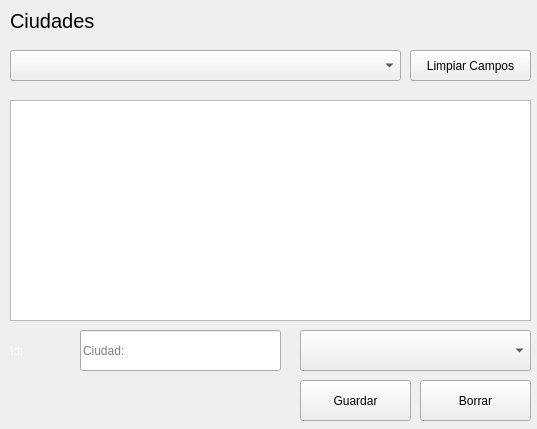
The window that gui/ui/jugadores.ui (Tar-Mairon24/ProyectoBDAdmin) describes before a commit, drawn with Qt 5.
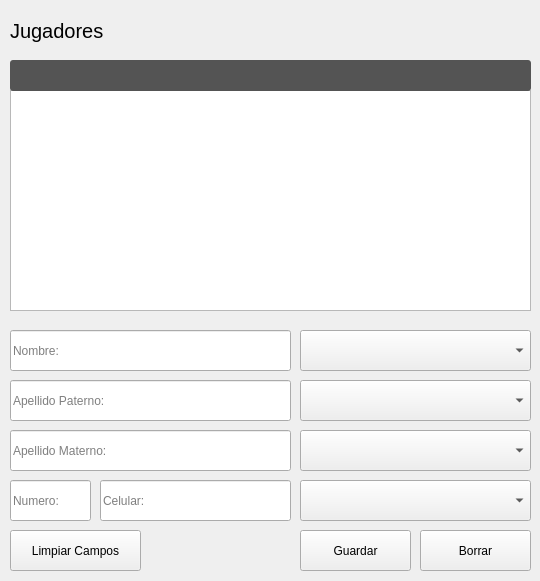
The same window after the commit.

Patch:
```diff
--- a/gui/ui/jugadores.ui
+++ b/gui/ui/jugadores.ui
@@ -6,31 +6,18 @@
    <rect>
     <x>0</x>
     <y>0</y>
-    <width>537</width>
-    <height>429</height>
+    <width>540</width>
+    <height>581</height>
    </rect>
   </property>
   <property name="windowTitle">
    <string>Ciudades</string>
   </property>
-  <widget class="QComboBox" name="comboBox">
-   <property name="geometry">
-    <rect>
-     <x>10</x>
-     <y>50</y>
-     <width>391</width>
-     <height>31</height>
-    </rect>
-   </property>
-   <property name="placeholderText">
-    <string>Ciudades:</string>
-   </property>
-  </widget>
   <widget class="QPushButton" name="botonGuardar">
    <property name="geometry">
     <rect>
      <x>300</x>
-     <y>380</y>
+     <y>530</y>
      <width>111</width>
      <height>41</height>
     </rect>
@@ -43,7 +30,7 @@
    <property name="geometry">
     <rect>
      <x>420</x>
-     <y>380</y>
+     <y>530</y>
      <width>111</width>
      <height>41</height>
     </rect>
@@ -56,7 +43,7 @@
    <property name="geometry">
     <rect>
      <x>10</x>
-     <y>0</y>
+     <y>10</y>
      <width>371</width>
      <height>41</height>
     </rect>
@@ -67,15 +54,15 @@
     </font>
    </property>
    <property name="text">
-    <string>Ciudades</string>
+    <string>Jugadores</string>
    </property>
   </widget>
   <widget class="QLineEdit" name="ciudad_text">
    <property name="geometry">
     <rect>
-     <x>80</x>
+     <x>10</x>
      <y>330</y>
-     <width>201</width>
+     <width>281</width>
      <height>41</height>
     </rect>
    </property>
@@ -83,47 +70,26 @@
     <string/>
    </property>
    <property name="placeholderText">
-    <string>Ciudad:</string>
+    <string>Nombre:</string>
    </property>
   </widget>
   <widget class="QTableWidget" name="tableWidget">
    <property name="geometry">
     <rect>
      <x>10</x>
-     <y>100</y>
+     <y>90</y>
      <width>521</width>
      <height>221</height>
     </rect>
    </property>
   </widget>
-  <widget class="QLabel" name="id_label">
-   <property name="geometry">
-    <rect>
-     <x>10</x>
-     <y>330</y>
-     <width>61</width>
-     <height>41</height>
-    </rect>
-   </property>
-   <property name="autoFillBackground">
-    <bool>true</bool>
-   </property>
-   <property name="styleSheet">
-    <string notr="true">color: rgb(255, 255, 255);
-
-</string>
-   </property>
-   <property name="text">
-    <string>Id:</string>
-   </property>
-  </widget>
   <widget class="QPushButton" name="LimpiarCampos">
    <property name="geometry">
     <rect>
-     <x>410</x>
-     <y>50</y>
-     <width>121</width>
-     <height>31</height>
+     <x>10</x>
+     <y>530</y>
+     <width>131</width>
+     <height>41</height>
     </rect>
    </property>
    <property name="text">
@@ -140,7 +106,136 @@
     </rect>
    </property>
    <property name="placeholderText">
-    <string>Estados:</string>
+    <string>Genero:</string>
+   </property>
+  </widget>
+  <widget class="QLineEdit" name="ApellidoPaterno_text">
+   <property name="geometry">
+    <rect>
+     <x>10</x>
+     <y>380</y>
+     <width>281</width>
+     <height>41</height>
+    </rect>
+   </property>
+   <property name="text">
+    <string/>
+   </property>
+   <property name="placeholderText">
+    <string>Apellido Paterno:</string>
+   </property>
+  </widget>
+  <widget class="QLineEdit" name="ApellidoMaterno_text">
+   <property name="geometry">
+    <rect>
+     <x>10</x>
+     <y>430</y>
+     <width>281</width>
+     <height>41</height>
+    </rect>
+   </property>
+   <property name="text">
+    <string/>
+   </property>
+   <property name="placeholderText">
+    <string>Apellido Materno:</string>
+   </property>
+  </widget>
+  <widget class="QLineEdit" name="numero_text">
+   <property name="geometry">
+    <rect>
+     <x>10</x>
+     <y>480</y>
+     <width>81</width>
+     <height>41</height>
+    </rect>
+   </property>
+   <property name="text">
+    <string/>
+   </property>
+   <property name="placeholderText">
+    <string>Numero:</string>
+   </property>
+  </widget>
+  <widget class="QLineEdit" name="telefono_text">
+   <property name="geometry">
+    <rect>
+     <x>100</x>
+     <y>480</y>
+     <width>191</width>
+     <height>41</height>
+    </rect>
+   </property>
+   <property name="text">
+    <string/>
+   </property>
+   <property name="placeholderText">
+    <string>Celular:</string>
+   </property>
+  </widget>
+  <widget class="QComboBox" name="combo_equipo">
+   <property name="geometry">
+    <rect>
+     <x>300</x>
+     <y>380</y>
+     <width>231</width>
+     <height>41</height>
+    </rect>
+   </property>
+   <property name="placeholderText">
+    <string>Equipo:</string>
+   </property>
+  </widget>
+  <widget class="QComboBox" name="combo_genero_3">
+   <property name="geometry">
+    <rect>
+     <x>300</x>
+     <y>430</y>
+     <width>231</width>
+     <height>41</height>
+    </rect>
+   </property>
+   <property name="placeholderText">
+    <string>Categoria:</string>
+   </property>
+  </widget>
+  <widget class="QComboBox" name="combo_genero_4">
+   <property name="geometry">
+    <rect>
+     <x>300</x>
+     <y>480</y>
+     <width>231</width>
+     <height>41</height>
+    </rect>
+   </property>
+   <property name="placeholderText">
+    <string>Categoria:</string>
+   </property>
+  </widget>
+  <widget class="QLabel" name="equipo_label">
+   <property name="geometry">
+    <rect>
+     <x>10</x>
+     <y>60</y>
+     <width>521</width>
+     <height>31</height>
+    </rect>
+   </property>
+   <property name="font">
+    <font>
+     <pointsize>12</pointsize>
+    </font>
+   </property>
+   <property name="styleSheet">
+    <string notr="true">background-color: rgb(84, 84, 84);
+border-radius:3px;
+border-color: rgb(29, 29, 29);</string>
+   </property>
+   <property name="text">
+    <string/>
+   </property>
+   <property name="alignment">
+    <set>Qt::AlignCenter</set>
    </property>
   </widget>
  </widget>
```
Left out of the diff: 10 changed lines with no effect on the pictures.
